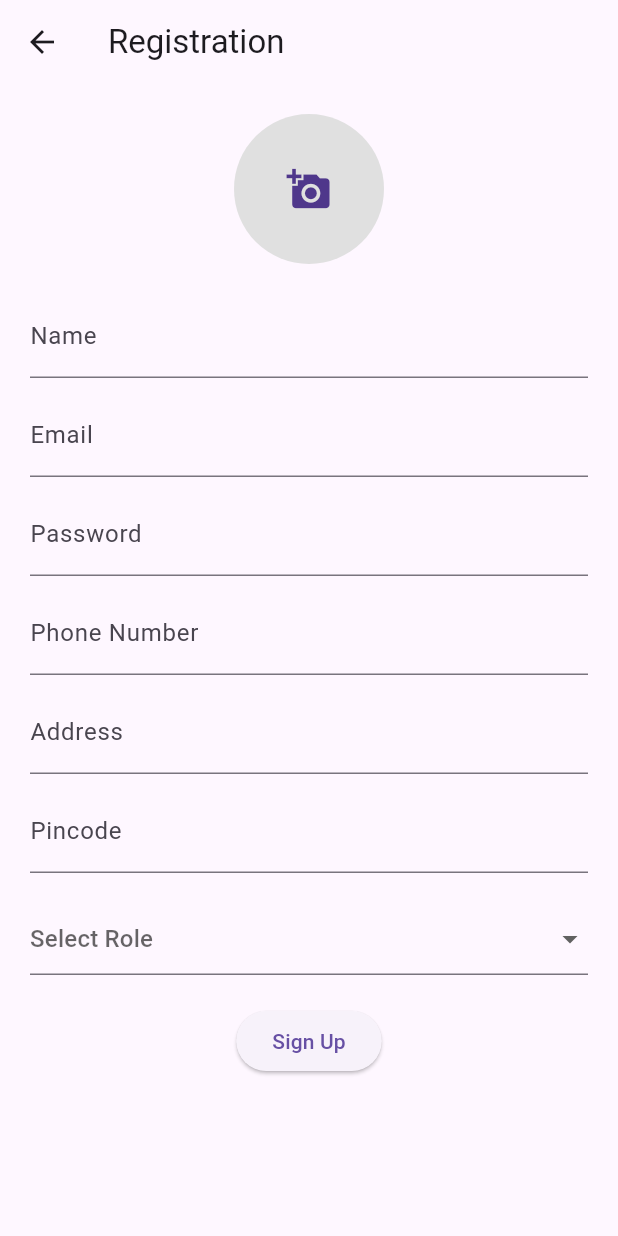
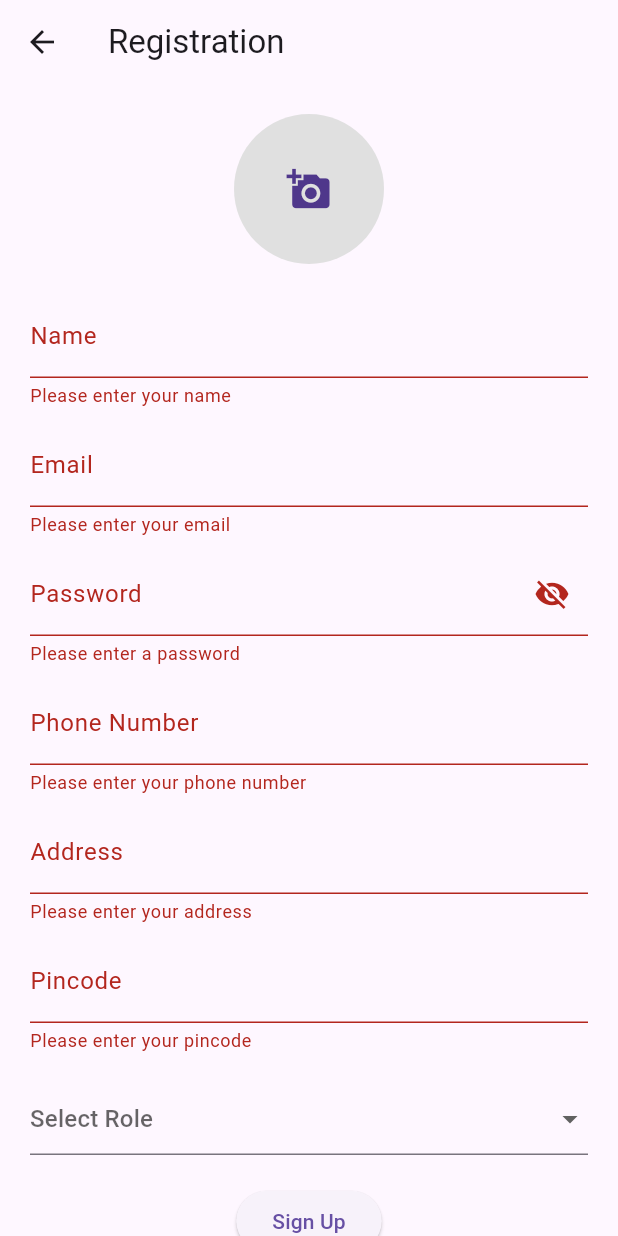
Before and after one commit to Rahulchavan3/pirateprogrammers, a Flutter app: the RegistrationPage screen opened by its route, after a tap on "Sign Up", on a phone screen of 412 x 824 dp. Run offline on Flutter 3.47's test engine with Material 3 defaults, Android fonts, the phone set to English and light mode, and no system bars; our stand-ins replace cloud_firestore, firebase_auth, firebase_core, firebase_storage, image_picker; accounts and stored records are empty; network calls fail.

Commit message:
improved functionality

```diff
--- a/lib/registration_page.dart
+++ b/lib/registration_page.dart
@@ -1,10 +1,10 @@
 import 'package:flutter/material.dart';
 import 'package:firebase_auth/firebase_auth.dart';
 import 'package:cloud_firestore/cloud_firestore.dart';
-
 import 'package:image_picker/image_picker.dart';
 import 'dart:io';
 import 'package:firebase_storage/firebase_storage.dart';
+import 'package:pirateprogrammers/login_page.dart';
 import 'package:pirateprogrammers/volunteer/volunteer_home_page.dart';
 
 class RegistrationPage extends StatefulWidget {
@@ -25,8 +25,10 @@ class _RegistrationPageState extends State<RegistrationPage> {
   final TextEditingController _pincodeController = TextEditingController();
   File? _image;
   String? _selectedRole;
+  bool _passwordVisible = false;
 
-  // Function to pick an image from gallery
+  final _formKey = GlobalKey<FormState>();
+
   Future<void> _getImage() async {
     try {
       final pickedFile =
@@ -44,7 +46,6 @@ class _RegistrationPageState extends State<RegistrationPage> {
     }
   }
 
-  // Function to upload image to Firebase Storage
   Future<String> _uploadImage(String userId) async {
     if (_image == null) return '';
 
@@ -72,6 +73,8 @@ class _RegistrationPageState extends State<RegistrationPage> {
       body: SingleChildScrollView(
         child: Padding(
           padding: const EdgeInsets.all(20.0),
+          child: Form(
+            key: _formKey,
             child: Column(
               mainAxisAlignment: MainAxisAlignment.center,
               children: <Widget>[
@@ -87,47 +90,111 @@ class _RegistrationPageState extends State<RegistrationPage> {
                   ),
                 ),
                 const SizedBox(height: 20),
-              TextField(
+                TextFormField(
                   controller: _nameController,
                   decoration: const InputDecoration(
                     labelText: 'Name',
                   ),
+                  validator: (value) {
+                    if (value == null || value.isEmpty) {
+                      return 'Please enter your name';
+                    }
+                    return null;
+                  },
                 ),
                 const SizedBox(height: 10),
-              TextField(
+                TextFormField(
                   controller: _emailController,
                   decoration: const InputDecoration(
                     labelText: 'Email',
                   ),
+                  validator: (value) {
+                    if (value == null || value.isEmpty) {
+                      return 'Please enter your email';
+                    }
+                    if (!RegExp(r'^[\w-\.]+@([\w-]+\.)+[\w-]{2,4}$')
+                        .hasMatch(value)) {
+                      return 'Please enter a valid email';
+                    }
+                    return null;
+                  },
                 ),
                 const SizedBox(height: 10),
-              TextField(
+                TextFormField(
                   controller: _passwordController,
-                decoration: const InputDecoration(
+                  decoration: InputDecoration(
                     labelText: 'Password',
+                    suffixIcon: IconButton(
+                      icon: Icon(_passwordVisible
+                          ? Icons.visibility
+                          : Icons.visibility_off),
+                      onPressed: () {
+                        setState(() {
+                          _passwordVisible = !_passwordVisible;
+                        });
+                      },
                     ),
-                obscureText: true,
+                  ),
+                  obscureText: !_passwordVisible,
+                  validator: (value) {
+                    if (value == null || value.isEmpty) {
+                      return 'Please enter a password';
+                    }
+                    if (value.length < 8) {
+                      return 'Password must be at least 8 characters long';
+                    }
+                    if (!RegExp(
+                            r'^(?=.*?[a-z])(?=.*?[A-Z])(?=.*?[@$!%*?&])[A-Za-z\d@$!%*?&]{8,}$')
+                        .hasMatch(value)) {
+                      return 'Password must contain at least one uppercase letter, one lowercase letter, and one special character';
+                    }
+                    return null;
+                  },
                 ),
                 const SizedBox(height: 10),
-              TextField(
+                TextFormField(
                   controller: _phoneController,
                   decoration: const InputDecoration(
                     labelText: 'Phone Number',
                   ),
+                  validator: (value) {
+                    if (value == null || value.isEmpty) {
+                      return 'Please enter your phone number';
+                    }
+                    if (!RegExp(r'^[7-9]\d{9}$').hasMatch(value)) {
+                      return 'Please enter a valid phone number';
+                    }
+                    return null;
+                  },
                 ),
                 const SizedBox(height: 10),
-              TextField(
+                TextFormField(
                   controller: _addressController,
                   decoration: const InputDecoration(
                     labelText: 'Address',
                   ),
+                  validator: (value) {
+                    if (value == null || value.isEmpty) {
+                      return 'Please enter your address';
+                    }
+                    return null;
+                  },
                 ),
                 const SizedBox(height: 10),
-              TextField(
+                TextFormField(
                   controller: _pincodeController,
                   decoration: const InputDecoration(
                     labelText: 'Pincode',
                   ),
+                  validator: (value) {
+                    if (value == null || value.isEmpty) {
+                      return 'Please enter your pincode';
+                    }
+                    if (value.length != 6) {
+                      return 'Pincode must be 6 characters long';
+                    }
+                    return null;
+                  },
                 ),
                 const SizedBox(height: 20),
                 DropdownButtonFormField<String>(
@@ -149,6 +216,7 @@ class _RegistrationPageState extends State<RegistrationPage> {
                 const SizedBox(height: 20),
                 ElevatedButton(
                   onPressed: () async {
+                    if (_formKey.currentState!.validate()) {
                       try {
                         // Create user in Firebase Authentication
                         final UserCredential userCredential =
@@ -179,12 +247,13 @@ class _RegistrationPageState extends State<RegistrationPage> {
                         Navigator.pushReplacement(
                           context,
                           MaterialPageRoute(
-                        builder: (context) => const HomePage(),
+                            builder: (context) => const LoginPage(),
                           ),
                         );
                       } catch (e) {
                         print('Error: $e');
                         // Handle error
+                      }
                     }
                   },
                   child: const Text('Sign Up'),
@@ -193,6 +262,7 @@ class _RegistrationPageState extends State<RegistrationPage> {
             ),
           ),
         ),
+      ),
     );
   }
 }
```
Also changed, not shown: lib/login_page.dart (+37 -8 lines). Lines whose indentation alone changed are shown as unchanged.
